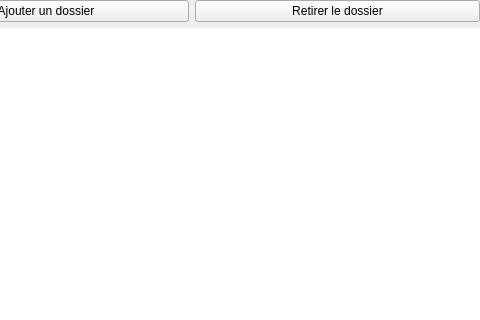
Above: app/directorymanager.ui from baptistegasser/Bibliotheque_Photo before the change; both pictures show x 97 to 577 and y 0 to 320 of the 577 by 644 pixel window. Below: the same form after it.
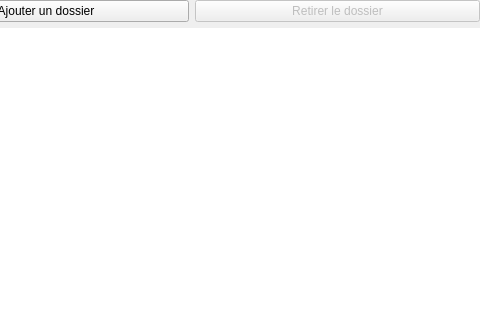
That is the form after the change.

Commit message: more connect delete

```diff
--- a/app/directorymanager.ui
+++ b/app/directorymanager.ui
@@ -58,6 +58,9 @@
      </item>
      <item>
       <widget class="QPushButton" name="_del_dir_btn">
+       <property name="enabled">
+        <bool>false</bool>
+       </property>
        <property name="text">
         <string>Retirer le dossier</string>
        </property>
```
Left out of the diff: 106 changed lines with no effect on the pictures. The commit also changes 1 other file.
